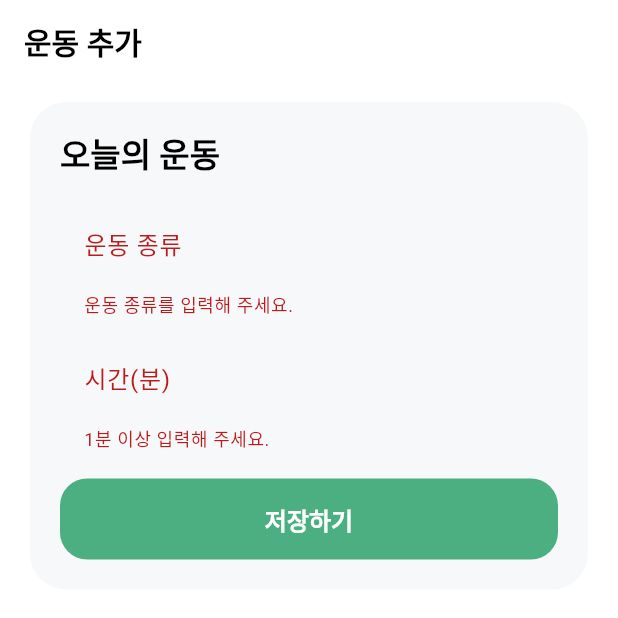
After one commit to hosan07/medamProject, a Flutter app: the ExerciseAddScreen screen opened by its route, after a tap on "저장하기", on a phone screen of 412 x 824 dp, the top half of it. The commit adds this screen. Run offline on Flutter 3.47's test engine with Material 3 defaults, Android fonts, the phone set to English and light mode, and no system bars; our stand-ins replace cloud_firestore, firebase_auth, firebase_core, firebase_remote_config, firebase_storage, flutter_riverpod and 9 more; accounts and stored records are empty; Roboto replaces fonts that are missing (Pretendard).

Commit message:
feat: wire home records meals and exercise

```diff
--- a/lib/app/routes.dart
+++ b/lib/app/routes.dart
@@ -17,6 +17,8 @@ import '../features/community/screens/chat_room_screen.dart';
 import '../features/community/screens/community_screen.dart';
 import '../features/community/screens/post_detail_screen.dart';
 import '../features/community/screens/post_write_screen.dart';
+import '../features/home/screens/daily_detail_screen.dart';
+import '../features/home/screens/exercise_add_screen.dart';
 import '../features/home/screens/home_screen.dart';
 import '../features/home/widgets/main_scaffold.dart';
 import '../features/mypage/screens/mypage_screen.dart';
@@ -250,7 +252,7 @@ final goRouterProvider = Provider<GoRouter>((ref) {
       ),
       GoRoute(
         path: '/daily-detail',
-        builder: (context, state) => const MedamRouteScreen(title: '일일 상세'),
+        builder: (context, state) => const DailyDetailScreen(),
       ),
       GoRoute(
         path: '/body-album',
@@ -266,7 +268,7 @@ final goRouterProvider = Provider<GoRouter>((ref) {
       ),
       GoRoute(
         path: '/exercise',
-        builder: (context, state) => const MedamRouteScreen(title: '운동 추가'),
+        builder: (context, state) => const ExerciseAddScreen(),
       ),
       GoRoute(
         path: '/exercise-detail',
--- /dev/null
+++ b/lib/features/home/screens/exercise_add_screen.dart
@@ -0,0 +1,128 @@
+import 'package:flutter/material.dart';
+import 'package:flutter_riverpod/flutter_riverpod.dart';
+
+import '../../auth/providers/auth_provider.dart';
+import '../providers/home_provider.dart';
+
+class ExerciseAddScreen extends ConsumerStatefulWidget {
+  const ExerciseAddScreen({super.key});
+
+  @override
+  ConsumerState<ExerciseAddScreen> createState() => _ExerciseAddScreenState();
+}
+
+class _ExerciseAddScreenState extends ConsumerState<ExerciseAddScreen> {
+  final _formKey = GlobalKey<FormState>();
+  final _typeController = TextEditingController();
+  final _minutesController = TextEditingController();
+  bool _isSaving = false;
+
+  @override
+  void dispose() {
+    _typeController.dispose();
+    _minutesController.dispose();
+    super.dispose();
+  }
+
+  @override
+  Widget build(BuildContext context) {
+    return Scaffold(
+      appBar: AppBar(title: const Text('운동 추가')),
+      body: Center(
+        child: ConstrainedBox(
+          constraints: const BoxConstraints(maxWidth: 560),
+          child: ListView(
+            padding: const EdgeInsets.fromLTRB(20, 12, 20, 28),
+            children: [
+              Card(
+                child: Padding(
+                  padding: const EdgeInsets.all(20),
+                  child: Form(
+                    key: _formKey,
+                    child: Column(
+                      crossAxisAlignment: CrossAxisAlignment.stretch,
+                      children: [
+                        Text(
+                          '오늘의 운동',
+                          style: Theme.of(context).textTheme.titleLarge
+                              ?.copyWith(fontWeight: FontWeight.w900),
+                        ),
+                        const SizedBox(height: 16),
+                        TextFormField(
+                          controller: _typeController,
+                          decoration: const InputDecoration(
+                            labelText: '운동 종류',
+                            hintText: '예: 걷기, 헬스, 요가',
+                          ),
+                          validator: (value) =>
+                              (value == null || value.trim().isEmpty)
+                              ? '운동 종류를 입력해 주세요.'
+                              : null,
+                        ),
+                        const SizedBox(height: 12),
+                        TextFormField(
+                          controller: _minutesController,
+                          keyboardType: TextInputType.number,
+                          decoration: const InputDecoration(labelText: '시간(분)'),
+                          validator: (value) {
+                            final minutes = int.tryParse(value?.trim() ?? '');
+                            if (minutes == null || minutes <= 0) {
+                              return '1분 이상 입력해 주세요.';
+                            }
+                            return null;
+                          },
+                        ),
+                        const SizedBox(height: 18),
+                        FilledButton(
+                          onPressed: _isSaving ? null : _save,
+                          child: _isSaving
+                              ? const SizedBox.square(
+                                  dimension: 20,
+                                  child: CircularProgressIndicator(
+                                    strokeWidth: 2.4,
+                                    color: Colors.white,
+                                  ),
+                                )
+                              : const Text('저장하기'),
+                        ),
+                      ],
+                    ),
+                  ),
+                ),
+              ),
+            ],
+          ),
+        ),
+      ),
+    );
+  }
+
+  Future<void> _save() async {
+    if (!(_formKey.currentState?.validate() ?? false)) {
+      return;
+    }
+
+    final user = ref.read(currentUserProvider);
+    if (user == null) {
+      return;
+    }
+
+    setState(() => _isSaving = true);
+    try {
+      await ref
+          .read(homeRepositoryProvider)
+          .addExercise(
+            uid: user.uid,
+            exerciseType: _typeController.text.trim(),
+            minutes: int.parse(_minutesController.text.trim()),
+          );
+      if (mounted) {
+        Navigator.pop(context);
+      }
+    } finally {
+      if (mounted) {
+        setState(() => _isSaving = false);
+      }
+    }
+  }
+}
```
Also changed, not shown: lib/features/home/providers/home_provider.dart (+233 -43 lines), lib/features/home/screens/daily_detail_screen.dart (added, +143 -0 lines), lib/features/home/screens/home_screen.dart (+186 -2 lines), 1 other file.
